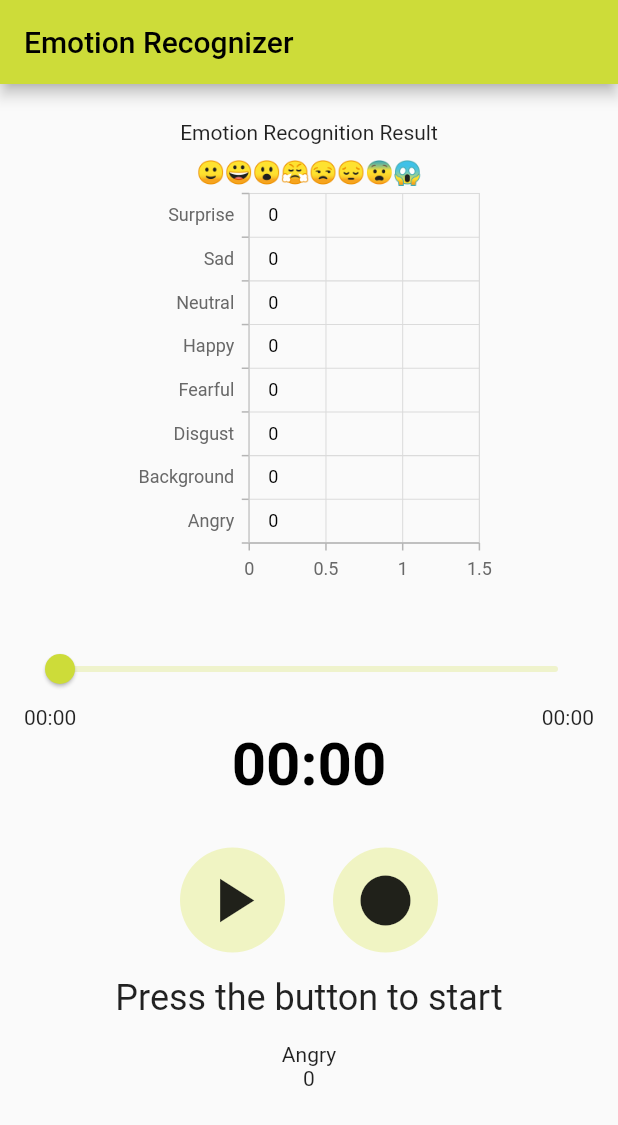
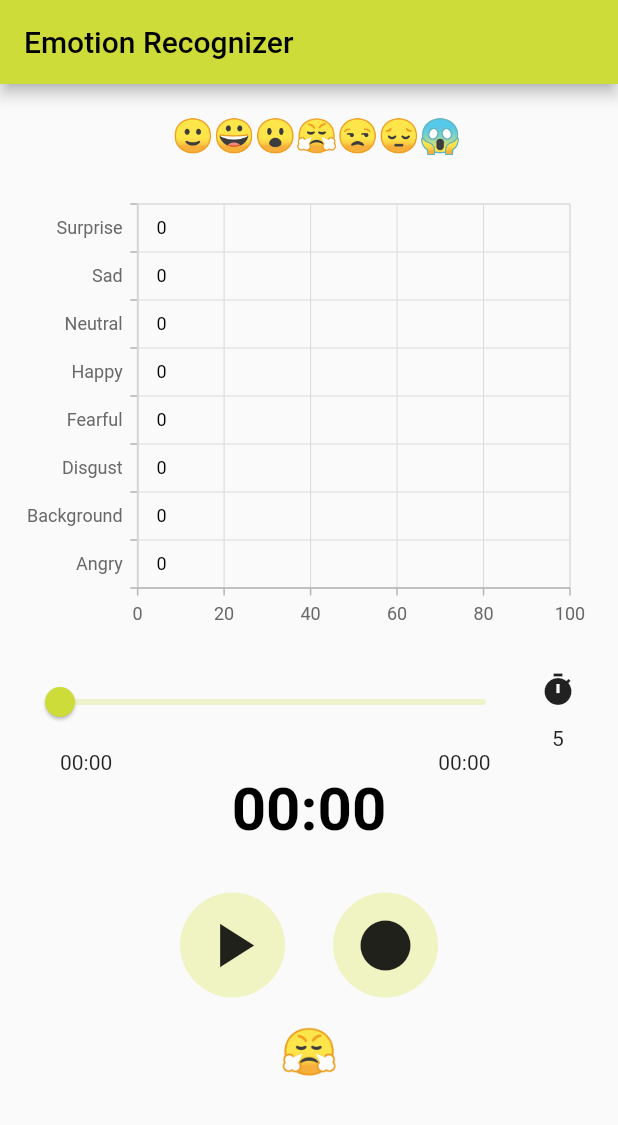
Before and after one commit to harshitsnghl/my_feelings, a Flutter app: the screen it shows after launch, after a tap on the "fiber manual record" icon, on a phone screen of 412 x 824 dp. Shown: the top 1125 px of the screen. Run offline on Flutter 3.47's test engine with Material 2 defaults, Android fonts, the phone set to English and light mode, and no system bars; our stand-ins replace audioplayers, camera, flutter_riverpod, permission_handler, syncfusion_flutter_charts; missing offline and left inert: duration_picker_dialog_box, flutter_sound, tflite, tflite_audio.

Commit message:
📦 NEW: Timer and Recording Playback

```diff
--- /dev/null
+++ b/lib/controllers/timerController.dart
@@ -0,0 +1,13 @@
+// ignore: file_names
+import 'package:flutter_riverpod/flutter_riverpod.dart';
+
+final timerController =
+    StateNotifierProvider<TimerNotifier, Duration>((ref) => TimerNotifier());
+
+class TimerNotifier extends StateNotifier<Duration> {
+  TimerNotifier() : super(Duration.zero);
+
+  void update(Duration duration) {
+    state = duration;
+  }
+}
--- /dev/null
+++ b/lib/maps/emojiMap.dart
@@ -0,0 +1,11 @@
+Map<String, String> emojiMap = {
+  'Angry': '😤',
+  'Background': '🙊',
+  'Disgust': '😒',
+  'Fearful': '😲',
+  'Happy': '😁',
+  'Neutral': '🙂',
+  'Sad': '😔',
+  'Surprise': '😮',
+  'Start': '🙉'
+};
--- a/lib/screens/analysing_screen.dart
+++ b/lib/screens/analysing_screen.dart
@@ -1,6 +1,6 @@
 import 'package:flutter/material.dart';
 import 'package:my_feelings/widgets/audio_streamer.dart';
-import 'package:my_feelings/widgets/result.dart';
+import 'package:my_feelings/widgets/chart.dart';
 
 class AnalysingScreen extends StatefulWidget {
   const AnalysingScreen({Key? key}) : super(key: key);
@@ -29,7 +29,7 @@ class _AnalysingScreenState extends State<AnalysingScreen> {
                 //   'Speech and Facial Emotion Recognizer',
                 //   style: TextStyle(fontWeight: FontWeight.bold, fontSize: 14),
                 // ),
-                Result(),
+                Chart(),
                 SizedBox(height: 10),
                 // VideoStreamer(),
                 AudioStreamer(),
--- /dev/null
+++ b/lib/utility/convertToInt.dart
@@ -0,0 +1,4 @@
+int convertToInt(String e) {
+  String num = (double.parse(e) * 100).toStringAsFixed(0);
+  return int.parse(num);
+}
--- /dev/null
+++ b/lib/utility/formatTime.dart
@@ -0,0 +1,6 @@
+formatTime(Duration duration) {
+  String twoDigits(int n) => n.toString().padLeft(2, '0');
+  final twoDigitMinutes = twoDigits(duration.inMinutes.remainder(60));
+  final twoDigitSeconds = twoDigits(duration.inSeconds.remainder(60));
+  return '$twoDigitMinutes:$twoDigitSeconds';
+}
--- /dev/null
+++ b/lib/utility/toExact.dart
@@ -0,0 +1,25 @@
+String toExact(double value) {
+  var sign = "";
+  if (value < 0) {
+    value = -value;
+    sign = "-";
+  }
+  var string = value.toString();
+  var e = string.lastIndexOf('e');
+  if (e < 0) return "$sign$string";
+  assert(string.indexOf('.') == 1);
+  var offset =
+      int.parse(string.substring(e + (string.startsWith('-', e + 1) ? 1 : 2)));
+  var digits = string.substring(0, 1) + string.substring(2, e);
+  if (offset < 0) {
+    return "${sign}0.${"0" * ~offset}$digits";
+  }
+  if (offset > 0) {
+    if (offset >= digits.length) {
+      return sign + digits.padRight(offset + 1, "0");
+    }
+    return "$sign${digits.substring(0, offset + 1)}"
+        ".${digits.substring(offset + 1)}";
+  }
+  return digits;
+}
--- a/lib/widgets/audio_streamer.dart
+++ b/lib/widgets/audio_streamer.dart
@@ -1,12 +1,15 @@
-import 'dart:convert';
 import 'dart:developer';
 import 'dart:io';
 import 'package:audioplayers/audioplayers.dart';
+import 'package:duration_picker_dialog_box/duration_picker_dialog_box.dart';
 import 'package:flutter/material.dart';
 import 'package:flutter_riverpod/flutter_riverpod.dart';
 import 'package:flutter_sound/public/flutter_sound_recorder.dart';
 import 'package:my_feelings/controllers/emotionController.dart';
+import 'package:my_feelings/maps/emojiMap.dart';
 import 'package:my_feelings/models/emotion.dart';
+import 'package:my_feelings/utility/convertToInt.dart';
+import 'package:my_feelings/utility/formatTime.dart';
 import 'package:permission_handler/permission_handler.dart';
 import 'package:tflite_audio/tflite_audio.dart';
 
@@ -19,7 +22,7 @@ class AudioStreamer extends ConsumerStatefulWidget {
 
 class _AudioStreamerState extends ConsumerState<AudioStreamer> {
   //Record
-  final recorder = FlutterSoundRecorder();
+  final audioRecorder = FlutterSoundRecorder();
   bool isRecorderReady = false;
 
   // Playback
@@ -29,35 +32,48 @@ class _AudioStreamerState extends ConsumerState<AudioStreamer> {
   Duration duration = Duration.zero;
   Duration position = Duration.zero;
 
-  String _sound = "Press the button to start";
-  bool _recording = false;
+  String _sound = "";
+  bool tfliteRecording = false;
   late Stream<Map<dynamic, dynamic>> result;
+
+  int numberOfInference = 5;
 
   @override
   void initState() {
     super.initState();
-    // initRecorder();
-    // setAudio();
-    // initAudioPlayer();
+    initRecorder();
+    initAudioPlayer();
+    setAudio();
     loadModel();
   }
 
   @override
   void dispose() {
-    recorder.closeRecorder();
+    audioRecorder.closeRecorder();
     audioPlayer.dispose();
     super.dispose();
   }
 
   Future setAudio() async {
     audioPlayer.setReleaseMode(ReleaseMode.STOP);
+    String file = '/data/user/0/com.example.my_feelings/cache/audio';
+    await audioPlayer.setUrl(file, isLocal: true);
+  }
 
-    // if (file)
-    //   await audioPlayer.setUrl(file, isLocal: true);
-    // else {
-    //   file = '/data/user/0/com.example.my_feelings/cache/audio';
-    //   await audioPlayer.setUrl(file, isLocal: true);
-    // }
+  Future initRecorder() async {
+    final status = await Permission.microphone.request();
+
+    if (status != PermissionStatus.granted) {
+      throw Exception('Microphone permission not granted');
+    }
+
+    await audioRecorder.openRecorder();
+
+    isRecorderReady = true;
+
+    audioRecorder.setSubscriptionDuration(
+      const Duration(milliseconds: 500),
+    );
   }
 
   initAudioPlayer() {
@@ -87,38 +103,15 @@ class _AudioStreamerState extends ConsumerState<AudioStreamer> {
       position = Duration.zero;
     });
     if (!isRecorderReady) return;
-    await recorder.startRecorder(toFile: 'audio');
+    await audioRecorder.startRecorder(toFile: 'audio');
   }
 
   Future stop() async {
     if (!isRecorderReady) return;
-    final path = await recorder.stopRecorder();
+    final path = await audioRecorder.stopRecorder();
     final audioFile = File(path!);
-    // print("Recorded Audio File: $audioFile");
+    print("Recorded Audio File: $audioFile");
     await audioPlayer.setUrl(audioFile.path, isLocal: true);
-  }
-
-  Future initRecorder() async {
-    final status = await Permission.microphone.request();
-
-    if (status != PermissionStatus.granted) {
-      throw Exception('Microphone permission not granted');
-    }
-
-    await recorder.openRecorder();
-
-    isRecorderReady = true;
-
-    recorder.setSubscriptionDuration(
-      const Duration(milliseconds: 500),
-    );
-  }
-
-  formatTime(Duration duration) {
-    String twoDigits(int n) => n.toString().padLeft(2, '0');
-    final twoDigitMinutes = twoDigits(duration.inMinutes.remainder(60));
-    final twoDigitSeconds = twoDigits(duration.inSeconds.remainder(60));
-    return '$twoDigitMinutes:$twoDigitSeconds';
   }
 
   loadModel() {
@@ -132,68 +125,31 @@ class _AudioStreamerState extends ConsumerState<AudioStreamer> {
     ).onError((error, stackTrace) => log(error.toString()));
   }
 
-  void _recorder() {
+  void _tfliteRecorder() {
     String recognition = "";
-    if (!_recording) {
-      setState(() => _recording = true);
+    List<int> recognitionList = [];
+
+    if (!tfliteRecording) {
+      record();
+      setState(() => tfliteRecording = true);
       result = TfliteAudio.startAudioRecognition(
-        numOfInferences: 5,
+        numOfInferences: numberOfInference,
         detectionThreshold: 0.4,
         sampleRate: 44100,
         audioLength: 44032,
         bufferSize: 22016,
       );
 
-      List? convert(String input) {
-        List output;
-        try {
-          output = json.decode(input);
-          return output;
-        } catch (err) {
-          print('The input is not a string representation of a list');
-          return null;
-        }
-      }
-
-      String toExact(double value) {
-        var sign = "";
-        if (value < 0) {
-          value = -value;
-          sign = "-";
-        }
-        var string = value.toString();
-        var e = string.lastIndexOf('e');
-        if (e < 0) return "$sign$string";
-        assert(string.indexOf('.') == 1);
-        var offset = int.parse(
-            string.substring(e + (string.startsWith('-', e + 1) ? 1 : 2)));
-        var digits = string.substring(0, 1) + string.substring(2, e);
-        if (offset < 0) {
-          return "${sign}0.${"0" * ~offset}$digits";
-        }
-        if (offset > 0) {
-          if (offset >= digits.length) {
-            return sign + digits.padRight(offset + 1, "0");
-          }
-          return "$sign${digits.substring(0, offset + 1)}"
-              ".${digits.substring(offset + 1)}";
-        }
-        return digits;
-      }
-
-      int convertToInt(String e) {
-        String num = (double.parse(e) * 100).toStringAsFixed(0);
-        return int.parse(num);
-      }
-
       int i = 0;
       result.listen((event) {
-        if (i++ != 0) {
+        if (i != 0 &&
+            i != numberOfInference - 1 &&
+            i != numberOfInference - 2) {
           recognition = event["recognitionResult"];
           List<String> recognitionStringList =
               recognition.replaceAll('[', '').replaceAll(']', '').split(",");
 
-          List<int> recognitionList =
+          recognitionList =
               recognitionStringList.map((e) => convertToInt(e)).toList();
 
           List<Emotion> emotionList = emotionLabels
@@ -207,19 +163,35 @@ class _AudioStreamerState extends ConsumerState<AudioStreamer> {
 
           ref.read(emotionController.notifier).update(emotionList);
         }
-      }).onDone(() {
+        i++;
+      }).onDone(() async {
         setState(() {
-          _recording = false;
-          _sound = recognition.split(" ")[1];
+          tfliteRecording = false;
+          _sound = getEmotionFromRawValues(recognitionList);
         });
+        stop();
       });
-    }
+    } else {
+      tfliteRecordingStop();
       stop();
     }
+  }
 
-  void _stop() {
+  String getEmotionFromRawValues(List<int> recognitionList) {
+    int max = 0;
+    int index = 0;
+    for (int i = 0; i < recognitionList.length; i++) {
+      if (recognitionList[i] > max) {
+        max = recognitionList[i];
+        index = i;
+      }
+    }
+    return emotionLabels[index];
+  }
+
+  void tfliteRecordingStop() {
     TfliteAudio.stopAudioRecognition();
-    setState(() => _recording = false);
+    setState(() => tfliteRecording = false);
   }
 
   @override
@@ -232,6 +204,10 @@ class _AudioStreamerState extends ConsumerState<AudioStreamer> {
         children: [
           Padding(
             padding: const EdgeInsets.symmetric(horizontal: 16.0),
+            child: Row(
+              mainAxisAlignment: MainAxisAlignment.spaceBetween,
+              children: [
+                Expanded(
                   child: Slider(
                     min: 0,
                     max: duration.inSeconds.toDouble(),
@@ -244,8 +220,39 @@ class _AudioStreamerState extends ConsumerState<AudioStreamer> {
                     },
                   ),
                 ),
+                Column(
+                  children: [
+                    IconButton(
+                      onPressed: () async => {
+                        showDurationPicker(
+                          context: context,
+                          initialDuration: const Duration(
+                            days: 0,
+                            hours: 0,
+                            minutes: 0,
+                            seconds: 5,
+                            milliseconds: 0,
+                            microseconds: 0,
+                          ),
+                          durationPickerMode: DurationPickerMode.Second,
+                        ).then((value) => {
+                              setState(() {
+                                numberOfInference = value!.inSeconds.toInt();
+                              })
+                            })
+                      },
+                      icon: const Icon(Icons.timer),
+                    ),
+                    Text(
+                      numberOfInference.toString(),
+                    ),
+                  ],
+                ),
+              ],
+            ),
+          ),
           Padding(
-            padding: const EdgeInsets.symmetric(horizontal: 16.0),
+            padding: const EdgeInsets.only(right: 85.0, left: 40),
             child: Row(
                 mainAxisAlignment: MainAxisAlignment.spaceBetween,
                 children: [
@@ -254,7 +261,7 @@ class _AudioStreamerState extends ConsumerState<AudioStreamer> {
                 ]),
           ),
           StreamBuilder<RecordingDisposition>(
-              stream: recorder.onProgress,
+              stream: audioRecorder.onProgress,
               builder: (context, snapshot) {
                 duration =
                     snapshot.hasData ? snapshot.data!.duration : Duration.zero;
@@ -283,11 +290,10 @@ class _AudioStreamerState extends ConsumerState<AudioStreamer> {
               CircleAvatar(
                 radius: 35,
                 child: IconButton(
-                  icon: Icon(_recording ? Icons.pause : Icons.play_arrow),
-                  // icon: Icon(isPlaying ? Icons.pause : Icons.play_arrow),
+                  icon: Icon(isPlaying ? Icons.pause : Icons.play_arrow),
                   iconSize: 50,
                   disabledColor: Colors.grey,
-                  onPressed: recorder.isRecording
+                  onPressed: audioRecorder.isRecording
                       ? null
                       : () async {
                           if (isPlaying) {
@@ -305,44 +311,31 @@ class _AudioStreamerState extends ConsumerState<AudioStreamer> {
                 radius: 35,
                 child: IconButton(
                   icon: Icon(
-                    _recording ? Icons.stop : Icons.fiber_manual_record_rounded,
+                    tfliteRecording
+                        ? Icons.stop
+                        : Icons.fiber_manual_record_rounded,
                   ),
-                  // icon: Icon(
-                  //   recorder.isRecording
-                  //       ? Icons.stop
-                  //       : Icons.fiber_manual_record_rounded,
-                  // ),
+
                   iconSize: 50,
-                  onPressed: _recorder,
-                  // onPressed: () async {
-                  //   if (recorder.isRecording) {
-                  //     await stop();
-                  //   } else {recorder.isRecording
-                  //     await record();
-                  //   }
-
-                  //   setState(() {});
-                  // },
+                  // onPressed: _tfliteRecorder,
+                  onPressed: () async {
+                    _tfliteRecorder();
+                  },
                 ),
               ),
               const SizedBox(width: 32),
             ],
           ),
           Padding(
-            padding: const EdgeInsets.all(16.0),
+            padding: const EdgeInsets.all(18.0),
             child: Text(
-              _sound,
-              style: Theme.of(context).textTheme.headline5,
+              _sound + _sound != '' ? emojiMap[_sound]! : '',
+              style: const TextStyle(
+                fontSize: 30,
+                fontWeight: FontWeight.bold,
               ),
             ),
-          Padding(
-            padding: const EdgeInsets.symmetric(horizontal: 10.0),
-            child: Text(emotions[0].emotion),
           ),
-          Padding(
-            padding: const EdgeInsets.symmetric(horizontal: 10.0),
-            child: Text(emotions[0].value.toString()),
-          )
         ],
       ),
     );
--- a/lib/widgets/chart.dart
+++ b/lib/widgets/chart.dart
@@ -24,8 +24,24 @@ class _ChartState extends ConsumerState<Chart> {
   Widget build(BuildContext context) {
     final emotions = ref.watch(emotionController);
 
-    return Center(
-      child: SizedBox(
+    return Column(
+      mainAxisAlignment: MainAxisAlignment.center,
+      children: [
+        const SizedBox(height: 22),
+        const Padding(
+          padding: EdgeInsets.only(left: 20, right: 10),
+          child: Text(
+            '🙂😀😮😤😒😔😱',
+            style: TextStyle(fontSize: 22),
+          ),
+        ),
+        Center(
+          child: Padding(
+            padding: const EdgeInsets.only(
+              left: 8.0,
+              right: 22,
+              top: 22,
+            ),
             child: SfCartesianChart(
               tooltipBehavior: _tooltipBehavior,
               series: <ChartSeries<Emotion, String>>[
@@ -44,8 +60,9 @@ class _ChartState extends ConsumerState<Chart> {
               primaryXAxis: CategoryAxis(),
               primaryYAxis: NumericAxis(
                 edgeLabelPlacement: EdgeLabelPlacement.shift,
+                visibleMaximum: 100,
+                maximum: 100,
               ),
-          title: ChartTitle(text: '🙂😀😮😤😒😔😨😱'),
 
               // numberFormat: NumberFormat.percentPattern(),
             ),
@@ -60,6 +77,8 @@ class _ChartState extends ConsumerState<Chart> {
           //     ),
           //   ],
           // ),
+        ),
+      ],
     );
   }
 }
--- a/lib/widgets/result.dart
+++ /dev/null
@@ -1,28 +0,0 @@
-import 'package:flutter/material.dart';
-import 'package:my_feelings/widgets/chart.dart';
-
-class Result extends StatefulWidget {
-  const Result({Key? key}) : super(key: key);
-
-  @override
-  State<Result> createState() => _ResultState();
-}
-
-class _ResultState extends State<Result> {
-  @override
-  Widget build(BuildContext context) {
-    return Padding(
-      padding: const EdgeInsets.symmetric(vertical: 16.0),
-      child: Column(
-        children: [
-          SizedBox(height: 8),
-          const Text('Emotion Recognition Result'),
-          SizedBox(
-            width: MediaQuery.of(context).size.width * 0.6,
-            child: Chart(),
-          ),
-        ],
-      ),
-    );
-  }
-}
--- a/pubspec.yaml
+++ b/pubspec.yaml
@@ -42,6 +42,7 @@ dependencies:
     # Use with the CupertinoIcons class for iOS style icons.
     cupertino_icons: ^1.0.2
     flutter_riverpod: ^1.0.3
+    duration_picker_dialog_box: ^1.0.1
 
 
 dev_dependencies:
```
Also changed, not shown: pubspec.lock. Lines whose indentation alone changed are shown as unchanged.
